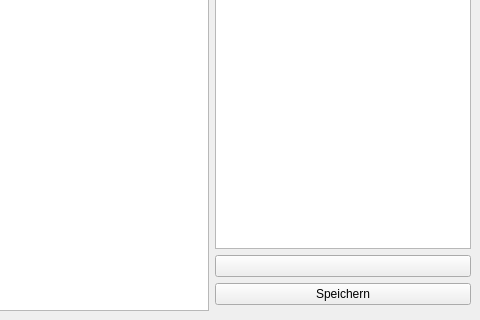
Old version of the form ebp_client/bewohnerprotokoll.ui in the repository Robotregent/EBP; both pictures show x 709 to 1189 and y 457 to 777 of the 1189 by 777 pixel window.
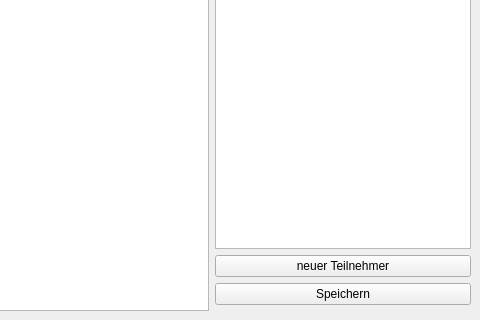
New version of the form. Icons and pictures are not drawn.

```diff
--- a/ebp_client/bewohnerprotokoll.ui
+++ b/ebp_client/bewohnerprotokoll.ui
@@ -103,7 +103,11 @@
       <item>
        <widget class="QPushButton" name="addTeilnehmer">
         <property name="text">
-         <string/>
+         <string>neuer Teilnehmer</string>
+        </property>
+        <property name="icon">
+         <iconset resource="images.qrc">
+          <normaloff>:/costumer/Teilnehmer</normaloff>:/costumer/Teilnehmer</iconset>
         </property>
        </widget>
       </item>
```
